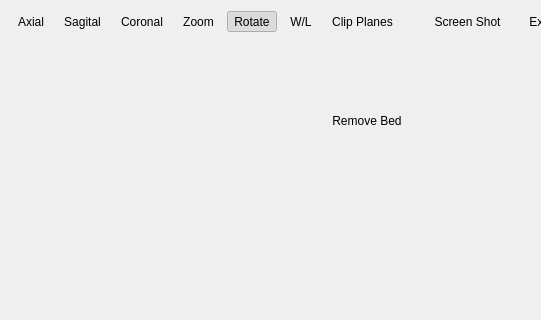
Before: the Qt Designer form PacsViewer/src/extensions/main/q3dviewer/q3dviewerextensionbase.ui in zyq1569/starviewer, drawn with Qt 5; both pictures show x 0 to 541 and y 0 to 320 of the 1080 by 773 pixel window.
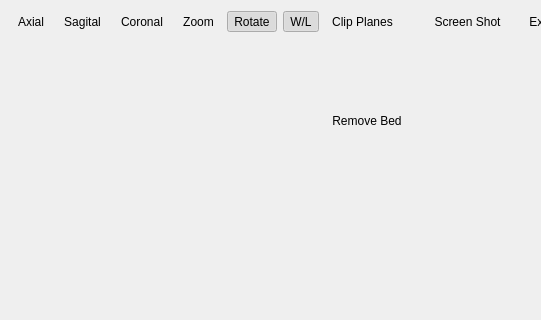
After: the same form once the commit is applied. Icons and pictures are not drawn. Custom widgets are drawn as their Qt base class.

Commit message: add 3D MPR (Qtoolbutton)

```diff
--- a/PacsViewer/src/extensions/main/q3dviewer/q3dviewerextensionbase.ui
+++ b/PacsViewer/src/extensions/main/q3dviewer/q3dviewerextensionbase.ui
@@ -121,6 +121,9 @@
          <property name="checkable">
           <bool>true</bool>
          </property>
+         <property name="checked">
+          <bool>true</bool>
+         </property>
          <property name="toolButtonStyle">
           <enum>Qt::ToolButtonTextUnderIcon</enum>
          </property>
```
Left out of the diff: 2 changed lines with no effect on the pictures. Lines whose indentation alone changed are shown as unchanged.
